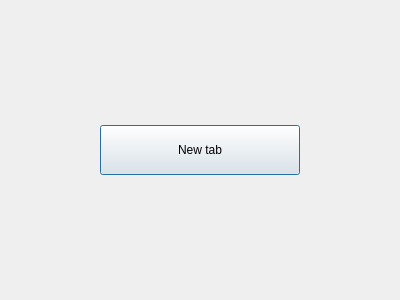
Tasssadar/Lorris, file src/ui/hometab.ui: the form before one commit.
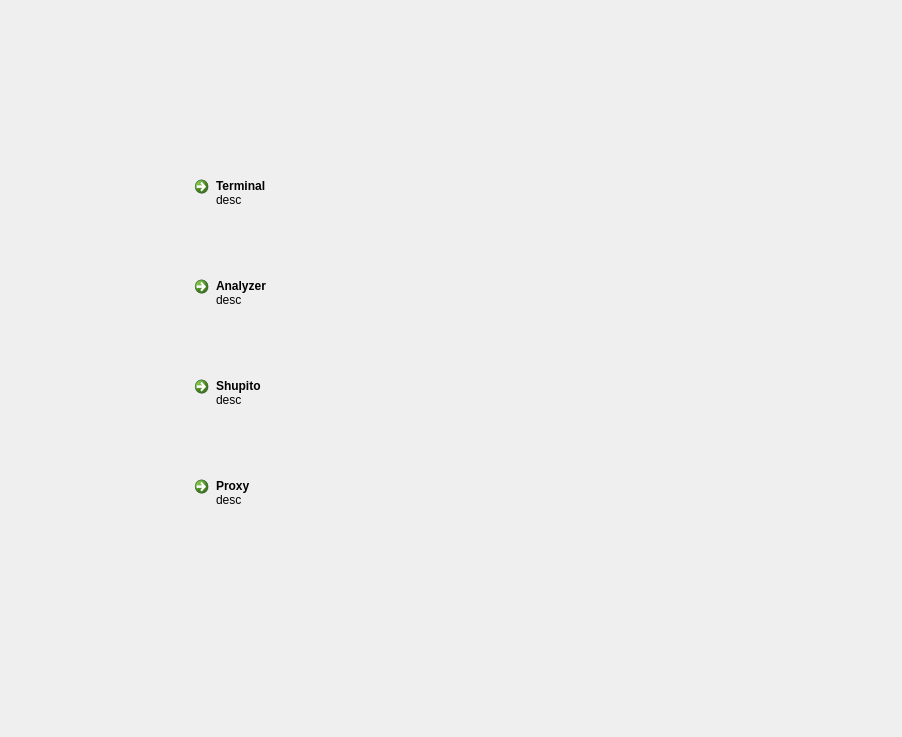
The form after the commit.

Commit message: The new home tab.

```diff
--- a/src/ui/hometab.ui
+++ b/src/ui/hometab.ui
@@ -6,63 +6,161 @@
    <rect>
     <x>0</x>
     <y>0</y>
-    <width>400</width>
-    <height>300</height>
+    <width>902</width>
+    <height>737</height>
    </rect>
   </property>
   <property name="windowTitle">
    <string>Form</string>
   </property>
-  <layout class="QVBoxLayout" name="verticalLayout">
+  <layout class="QHBoxLayout" name="horizontalLayout" stretch="1,3,1">
    <item>
-    <layout class="QHBoxLayout" name="horizontalLayout">
+    <spacer name="horizontalSpacer">
+     <property name="orientation">
+      <enum>Qt::Horizontal</enum>
+     </property>
+     <property name="sizeHint" stdset="0">
+      <size>
+       <width>171</width>
+       <height>20</height>
+      </size>
+     </property>
+    </spacer>
+   </item>
+   <item>
+    <layout class="QVBoxLayout" name="verticalLayout">
+     <property name="spacing">
+      <number>0</number>
+     </property>
      <item>
-      <spacer name="horizontalSpacer_2">
+      <spacer name="verticalSpacer">
        <property name="orientation">
-        <enum>Qt::Horizontal</enum>
+        <enum>Qt::Vertical</enum>
        </property>
        <property name="sizeHint" stdset="0">
         <size>
-         <width>40</width>
-         <height>20</height>
+         <width>20</width>
+         <height>40</height>
         </size>
        </property>
       </spacer>
      </item>
      <item>
-      <widget class="QPushButton" name="newTabBtn">
-       <property name="minimumSize">
+      <widget class="QCommandLinkButton" name="newTerminalBtn">
+       <property name="sizePolicy">
+        <sizepolicy hsizetype="Preferred" vsizetype="Expanding">
+         <horstretch>0</horstretch>
+         <verstretch>0</verstretch>
+        </sizepolicy>
+       </property>
+       <property name="maximumSize">
         <size>
-         <width>200</width>
-         <height>50</height>
+         <width>16777215</width>
+         <height>100</height>
         </size>
        </property>
        <property name="text">
-        <string>New tab</string>
+        <string>Terminal</string>
        </property>
-       <property name="autoDefault">
-        <bool>true</bool>
+       <property name="description">
+        <string>desc</string>
        </property>
-       <property name="default">
-        <bool>true</bool>
+      </widget>
+     </item>
+     <item>
+      <widget class="QCommandLinkButton" name="newAnalyzerBtn">
+       <property name="sizePolicy">
+        <sizepolicy hsizetype="Preferred" vsizetype="Expanding">
+         <horstretch>0</horstretch>
+         <verstretch>0</verstretch>
+        </sizepolicy>
        </property>
+       <property name="maximumSize">
+        <size>
+         <width>16777215</width>
+         <height>100</height>
+        </size>
+       </property>
+       <property name="text">
+        <string>Analyzer</string>
+       </property>
+       <property name="description">
+        <string>desc</string>
+       </property>
       </widget>
      </item>
      <item>
-      <spacer name="horizontalSpacer">
+      <widget class="QCommandLinkButton" name="newShupitoBtn">
+       <property name="sizePolicy">
+        <sizepolicy hsizetype="Preferred" vsizetype="Expanding">
+         <horstretch>0</horstretch>
+         <verstretch>0</verstretch>
+        </sizepolicy>
+       </property>
+       <property name="maximumSize">
+        <size>
+         <width>16777215</width>
+         <height>100</height>
+        </size>
+       </property>
+       <property name="text">
+        <string>Shupito</string>
+       </property>
+       <property name="description">
+        <string>desc</string>
+       </property>
+      </widget>
+     </item>
+     <item>
+      <widget class="QCommandLinkButton" name="newProxyBtn">
+       <property name="sizePolicy">
+        <sizepolicy hsizetype="Preferred" vsizetype="Expanding">
+         <horstretch>0</horstretch>
+         <verstretch>0</verstretch>
+        </sizepolicy>
+       </property>
+       <property name="maximumSize">
+        <size>
+         <width>16777215</width>
+         <height>100</height>
+        </size>
+       </property>
+       <property name="text">
+        <string>Proxy</string>
+       </property>
+       <property name="description">
+        <string>desc</string>
+       </property>
+      </widget>
+     </item>
+     <item>
+      <spacer name="verticalSpacer_2">
        <property name="orientation">
-        <enum>Qt::Horizontal</enum>
+        <enum>Qt::Vertical</enum>
        </property>
        <property name="sizeHint" stdset="0">
         <size>
-         <width>40</width>
-         <height>20</height>
+         <width>20</width>
+         <height>40</height>
         </size>
        </property>
       </spacer>
      </item>
     </layout>
    </item>
+   <item>
+    <spacer name="horizontalSpacer_2">
+     <property name="orientation">
+      <enum>Qt::Horizontal</enum>
+     </property>
+     <property name="sizeHint" stdset="0">
+      <size>
+       <width>171</width>
+       <height>20</height>
+      </size>
+     </property>
+    </spacer>
+   </item>
   </layout>
  </widget>
  <resources/>
```
The commit also changes 6 other files.
